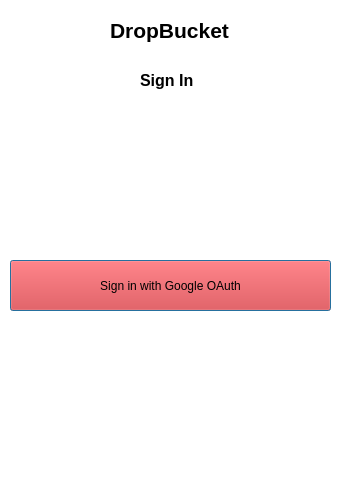
Before: the Qt Designer form logindialog.ui in rylo5688/DropBucket-Client, drawn with Qt 5.
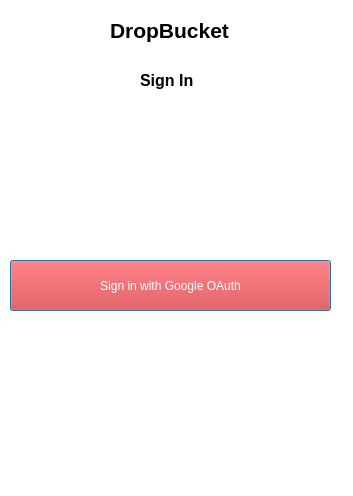
After: the same form once the commit is applied.

```diff
--- a/logindialog.ui
+++ b/logindialog.ui
@@ -92,9 +92,10 @@
     </font>
    </property>
    <property name="styleSheet">
-    <string notr="true">QPushButton {background-color: rgb(223, 43, 43);}
+    <string notr="true">QPushButton {background-color: rgb(223, 43, 43); color: white;}
 
-QPushButton.font {background-color: rgb(223, 43, 43);}</string>
+QPushButton.font {background-color: rgb(223, 43, 43);}
+</string>
    </property>
    <property name="text">
     <string>Sign in with Google OAuth</string>
```
